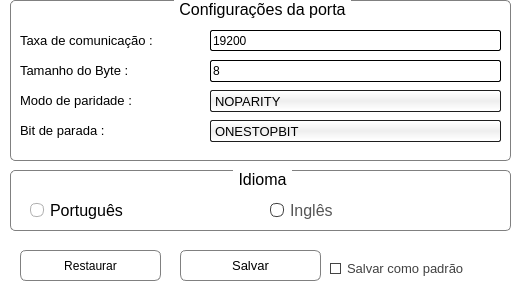
Above: jnlconfiguracao.ui from Nintersoft/Ninterserial before the change. Below: the same form after it.
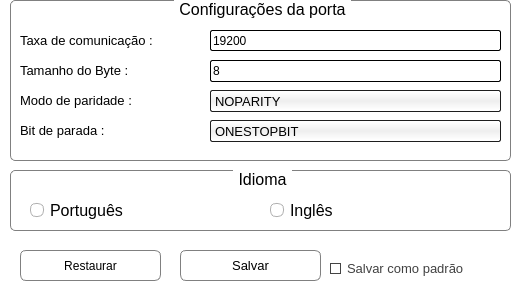
That is the form after the change. Icons and pictures are not drawn.

The edit to the form file:
```diff
--- a/jnlconfiguracao.ui
+++ b/jnlconfiguracao.ui
@@ -875,7 +875,7 @@
     </widget>
     <widget class="QRadioButton" name="csIngles">
      <property name="enabled">
-      <bool>false</bool>
+      <bool>true</bool>
      </property>
      <property name="geometry">
       <rect>
```
Left out of the diff: 2 changed lines with no effect on the pictures.
